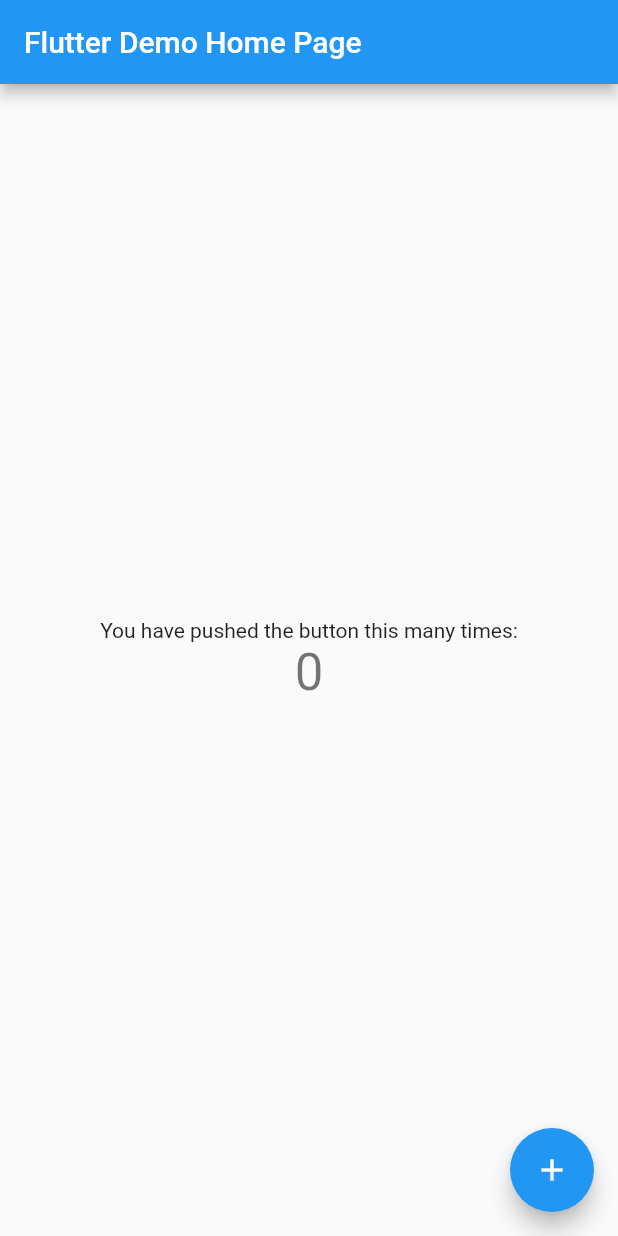
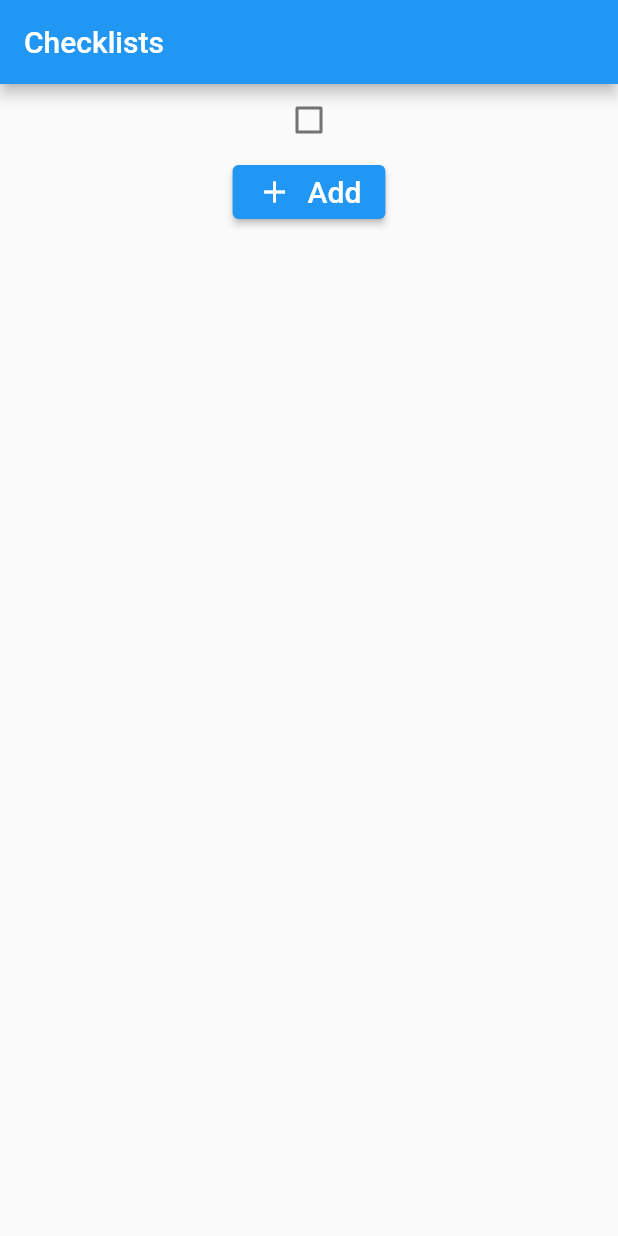
Before and after one commit to Falcon5253/Daily-Universe, a Flutter app: the screen it shows after launch, on a phone screen of 412 x 824 dp. Run offline on Flutter 3.47's test engine with Material 2 defaults, Android fonts, the phone set to English and light mode, and no system bars.

Commit message:
Добавил кнопку, один чеклист, добавил все в StatefulWidget

```diff
--- a/Mobile/daily_universe/lib/main.dart
+++ b/Mobile/daily_universe/lib/main.dart
@@ -1,115 +1,99 @@
 import 'package:flutter/material.dart';
+import 'dart:ui';
+import 'dart:convert';
 
-void main() {
-  runApp(const MyApp());
+void main(){
+  runApp(MyApp());
 }
 
 class MyApp extends StatelessWidget {
-  const MyApp({Key? key}) : super(key: key);
 
-  // This widget is the root of your application.
   @override
-  Widget build(BuildContext context) {
+  Widget build(BuildContext context){
     return MaterialApp(
-      title: 'Flutter Demo',
-      theme: ThemeData(
-        // This is the theme of your application.
-        //
-        // Try running your application with "flutter run". You'll see the
-        // application has a blue toolbar. Then, without quitting the app, try
-        // changing the primarySwatch below to Colors.green and then invoke
-        // "hot reload" (press "r" in the console where you ran "flutter run",
-        // or simply save your changes to "hot reload" in a Flutter IDE).
-        // Notice that the counter didn't reset back to zero; the application
-        // is not restarted.
-        primarySwatch: Colors.blue,
-      ),
-      home: const MyHomePage(title: 'Flutter Demo Home Page'),
+        theme: ThemeData(primaryColor: Colors.blue),
+        home: Scaffold(
+          appBar: AppBar(title: Text('Checklists'),),
+          body: SizedBox(
+            child: Home()
+          )
+      )
     );
   }
 }
 
-class MyHomePage extends StatefulWidget {
-  const MyHomePage({Key? key, required this.title}) : super(key: key);
+class Home extends StatefulWidget{
+  const Home({Key? key}) : super(key: key);
+  @override
+  State<Home> createState() => _HomeState();
+}
+class _HomeState extends State<Home> {
+  @override
 
-  // This widget is the home page of your application. It is stateful, meaning
-  // that it has a State object (defined below) that contains fields that affect
-  // how it looks.
-
-  // This class is the configuration for the state. It holds the values (in this
-  // case the title) provided by the parent (in this case the App widget) and
-  // used by the build method of the State. Fields in a Widget subclass are
-  // always marked "final".
-
-  final String title;
-
-  @override
-  State<MyHomePage> createState() => _MyHomePageState();
-}
-
-class _MyHomePageState extends State<MyHomePage> {
-  int _counter = 0;
-
-  void _incrementCounter() {
-    setState(() {
-      // This call to setState tells the Flutter framework that something has
-      // changed in this State, which causes it to rerun the build method below
-      // so that the display can reflect the updated values. If we changed
-      // _counter without calling setState(), then the build method would not be
-      // called again, and so nothing would appear to happen.
-      _counter++;
-    });
-  }
-
-  @override
   Widget build(BuildContext context) {
-    // This method is rerun every time setState is called, for instance as done
-    // by the _incrementCounter method above.
-    //
-    // The Flutter framework has been optimized to make rerunning build methods
-    // fast, so that you can just rebuild anything that needs updating rather
-    // than having to individually change instances of widgets.
+    var Widgets = [MyCheckbox(), MyButton()];
     return Scaffold(
-      appBar: AppBar(
-        // Here we take the value from the MyHomePage object that was created by
-        // the App.build method, and use it to set our appbar title.
-        title: Text(widget.title),
-      ),
-      body: Center(
-        // Center is a layout widget. It takes a single child and positions it
-        // in the middle of the parent.
-        child: Column(
-          // Column is also a layout widget. It takes a list of children and
-          // arranges them vertically. By default, it sizes itself to fit its
-          // children horizontally, and tries to be as tall as its parent.
-          //
-          // Invoke "debug painting" (press "p" in the console, choose the
-          // "Toggle Debug Paint" action from the Flutter Inspector in Android
-          // Studio, or the "Toggle Debug Paint" command in Visual Studio Code)
-          // to see the wireframe for each widget.
-          //
-          // Column has various properties to control how it sizes itself and
-          // how it positions its children. Here we use mainAxisAlignment to
-          // center the children vertically; the main axis here is the vertical
-          // axis because Columns are vertical (the cross axis would be
-          // horizontal).
-          mainAxisAlignment: MainAxisAlignment.center,
-          children: <Widget>[
-            const Text(
-              'You have pushed the button this many times:',
-            ),
-            Text(
-              '$_counter',
-              style: Theme.of(context).textTheme.headline4,
-            ),
-          ],
-        ),
-      ),
-      floatingActionButton: FloatingActionButton(
-        onPressed: _incrementCounter,
-        tooltip: 'Increment',
-        child: const Icon(Icons.add),
-      ), // This trailing comma makes auto-formatting nicer for build methods.
+        body: Container(
+          //MediaQuery methods in use
+          width: MediaQuery.of(context).size.width,
+          height: MediaQuery.of(context).size.height * 0.4,
+          child: Column(
+            children: Widgets,
+          ),
+        )
     );
   }
 }
+
+
+
+class MyCheckbox extends StatefulWidget{
+  const MyCheckbox({Key? key}) : super(key: key);
+  @override
+  State<MyCheckbox> createState() => _MyCheckboxState();
+}
+class _MyCheckboxState extends State<MyCheckbox> {
+  bool isChecked = false;
+
+  @override
+  Widget build(BuildContext context){
+    return Checkbox(
+        value: isChecked,
+        onChanged: (bool? value){
+          setState(() {
+            isChecked = value!;
+          });
+        }
+    );
+  }
+}
+
+class MyButton extends StatefulWidget {
+  const MyButton({Key? key}) : super(key: key);
+  @override
+  State<MyButton> createState() => _MyButtonState();
+}
+class _MyButtonState extends State<MyButton> {
+  Widget build(BuildContext context){
+  return ElevatedButton(
+    onPressed: () {
+
+    },
+    child: Wrap(
+      children: <Widget>[
+        Icon(
+          Icons.add,
+          color: Colors.white,
+          size: 24.0,
+        ),
+        SizedBox(
+          width: 10,
+
+        ),
+        Text("Add", style:TextStyle(fontSize:20)),
+      ],
+    ),
+
+    );
+  }
+}
```
Also changed, not shown: 1 other file.
